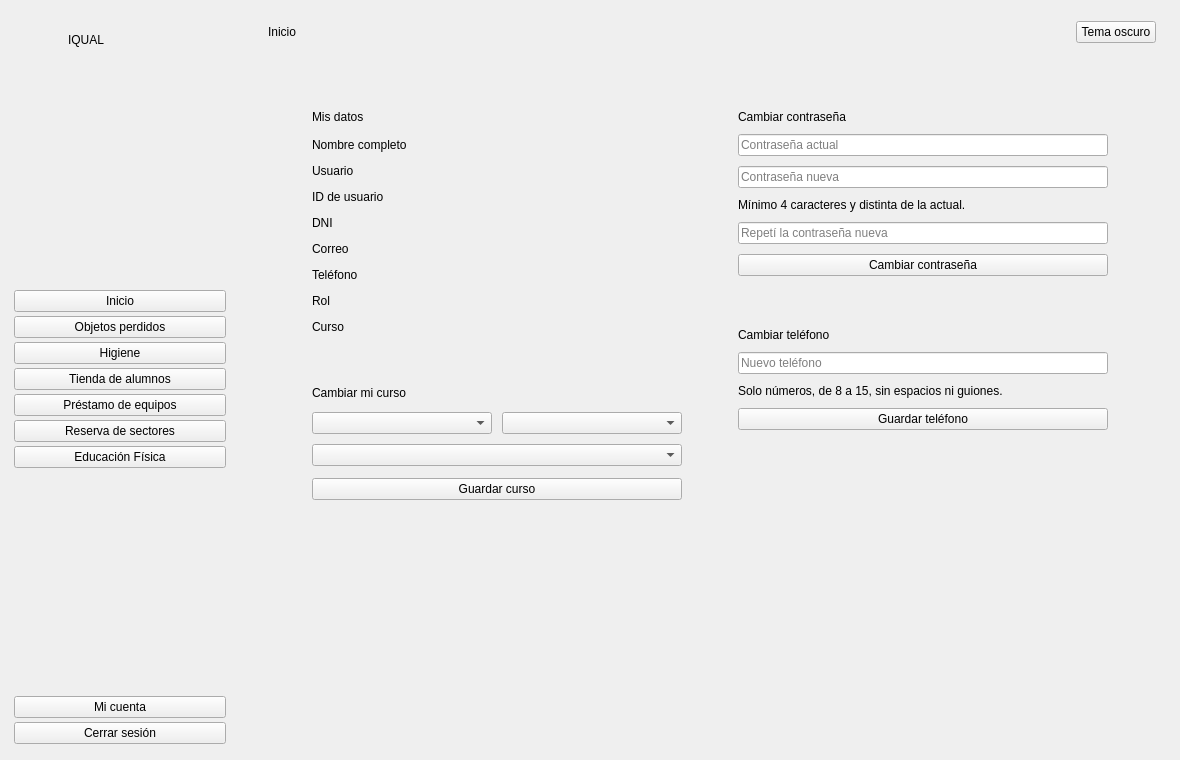
This is mainwindow.ui in cabrera-ulises/PROYECTO-IQUAL as Qt 5 draws it before an edit. The edited form follows.
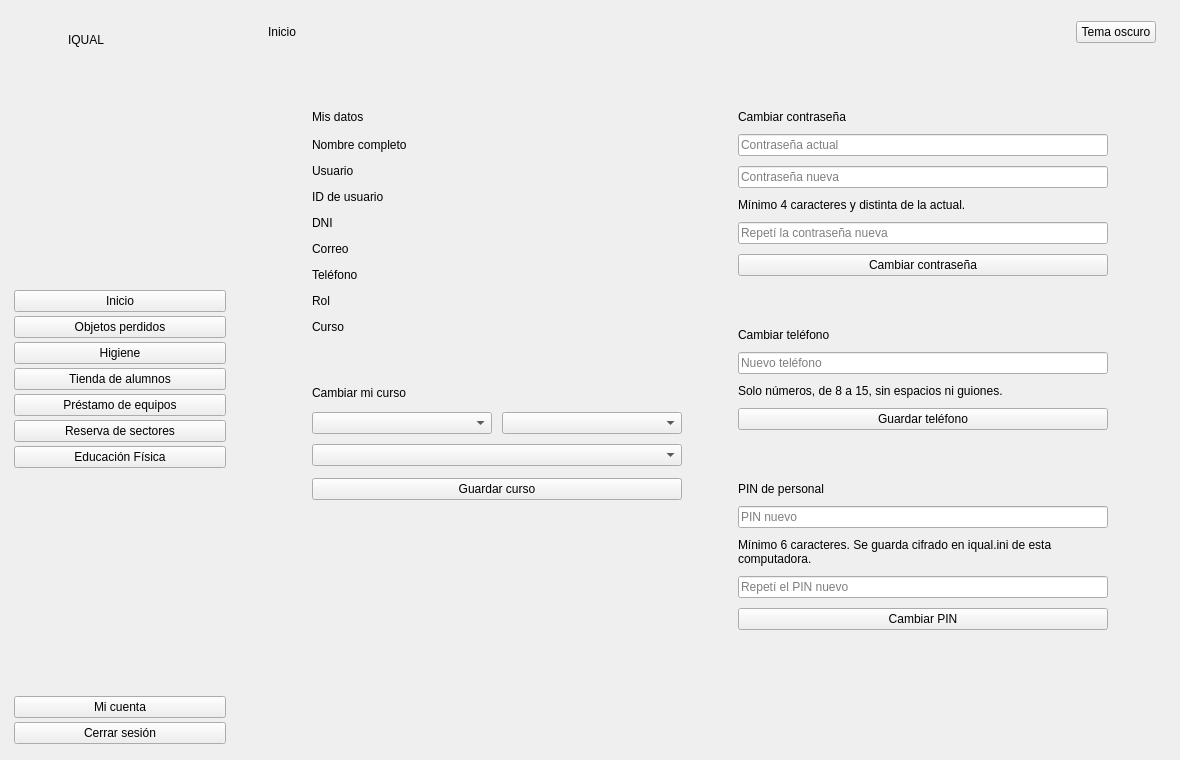
This is the edited form. The open tabs and pages were chosen to show the change.

Diff of the .ui file:
```diff
--- a/mainwindow.ui
+++ b/mainwindow.ui
@@ -2126,6 +2126,17 @@
            </layout>
           </widget>
          </item>
+         <item>
+          <widget class="QFrame" name="tarjetaCuentaPin"><property name="estilo" stdset="0"><string>tarjeta</string></property>
+           <layout class="QVBoxLayout" name="layoutCuentaPin"><property name="leftMargin"><number>20</number></property><property name="topMargin"><number>18</number></property><property name="rightMargin"><number>20</number></property><property name="bottomMargin"><number>18</number></property><property name="spacing"><number>10</number></property>
+            <item><widget class="QLabel" name="lblCuentaPinTit"><property name="text"><string>PIN de personal</string></property><property name="estilo" stdset="0"><string>subtitulo</string></property></widget></item>
+            <item><widget class="QLineEdit" name="leCuentaPinNuevo"><property name="placeholderText"><string>PIN nuevo</string></property><property name="toolTip"><string>El PIN que van a pedir las cuentas nuevas de Profesor, Preceptor y Maestranza</string></property><property name="echoMode"><enum>QLineEdit::Password</enum></property></widget></item>
+            <item><widget class="QLabel" name="lblCuentaPinAyuda"><property name="text"><string>Mínimo 6 caracteres. Se guarda cifrado en iqual.ini de esta computadora.</string></property><property name="wordWrap"><bool>true</bool></property><property name="estilo" stdset="0"><string>suave</string></property></widget></item>
+            <item><widget class="QLineEdit" name="leCuentaPinRepetir"><property name="placeholderText"><string>Repetí el PIN nuevo</string></property><property name="toolTip"><string>Escribilo igual que arriba y apretá Enter para guardarlo</string></property><property name="echoMode"><enum>QLineEdit::Password</enum></property></widget></item>
+            <item><widget class="QPushButton" name="btnCuentaPin"><property name="text"><string>Cambiar PIN</string></property><property name="toolTip"><string>Guarda el PIN nuevo de personal</string></property></widget></item>
+           </layout>
+          </widget>
+         </item>
          <item>
           <spacer name="spCuentaDer">
            <property name="orientation">
```
